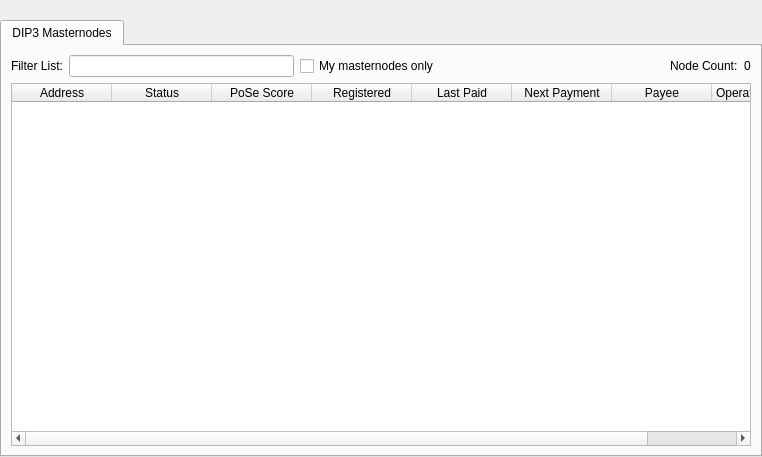
First picture: the form in src/qt/forms/masternodelist.ui, repository zentoshi/zentoshi, before the edit.
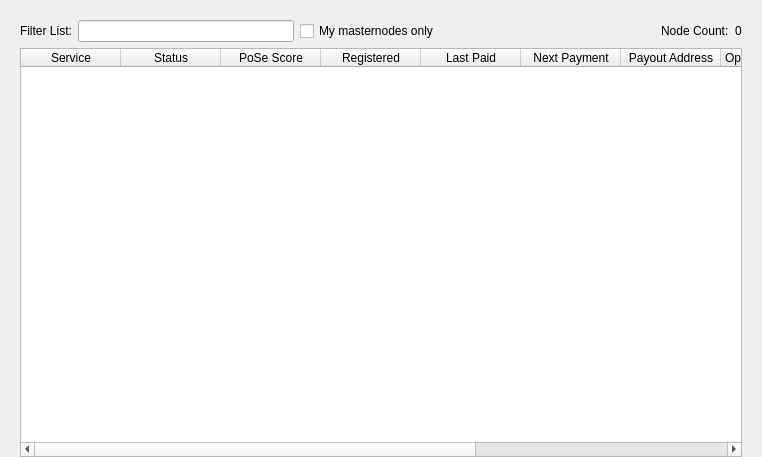
Second picture: the form after the edit.

Diff of the .ui file:
```diff
--- a/src/qt/forms/masternodelist.ui
+++ b/src/qt/forms/masternodelist.ui
@@ -15,13 +15,13 @@
   </property>
   <layout class="QVBoxLayout" name="topLayout">
    <property name="leftMargin">
-    <number>0</number>
+    <number>20</number>
    </property>
    <property name="topMargin">
     <number>0</number>
    </property>
    <property name="rightMargin">
-    <number>0</number>
+    <number>20</number>
    </property>
    <property name="bottomMargin">
     <number>0</number>
@@ -45,14 +45,6 @@
       </spacer>
      </item>
      <item>
-      <widget class="QTabWidget" name="tabWidget">
-       <property name="currentIndex">
-        <number>0</number>
-       </property>
-       <widget class="QWidget" name="tabDIP3Masternodes">
-        <attribute name="title">
-         <string>DIP3 Masternodes</string>
-        </attribute>
         <layout class="QGridLayout" name="gridLayout_3">
          <item row="0" column="0">
           <layout class="QHBoxLayout" name="horizontalLayout_4">
@@ -134,7 +126,7 @@
            </attribute>
            <column>
             <property name="text">
-             <string>Address</string>
+           <string>Service</string>
             </property>
            </column>
            <column>
@@ -164,7 +156,7 @@
            </column>
            <column>
             <property name="text">
-             <string>Payee</string>
+           <string>Payout Address</string>
             </property>
            </column>
            <column>
@@ -172,11 +164,24 @@
              <string>Operator Reward</string>
             </property>
            </column>
+         <column>
+          <property name="text">
+           <string>Collateral Address</string>
+          </property>
+         </column>
+         <column>
+          <property name="text">
+           <string>Owner Address</string>
+          </property>
+         </column>
+         <column>
+          <property name="text">
+           <string>Voting Address</string>
+          </property>
+         </column>
           </widget>
          </item>
         </layout>
-       </widget>
-      </widget>
      </item>
     </layout>
    </item>
```
Lines whose indentation alone changed are shown as unchanged.
